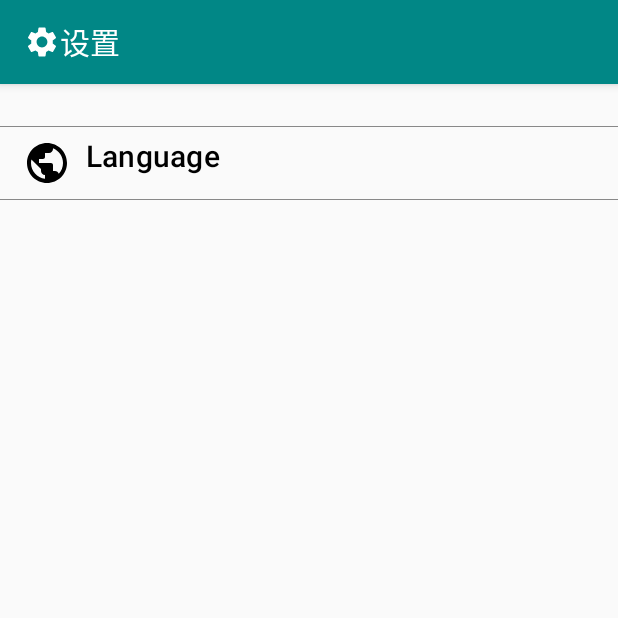
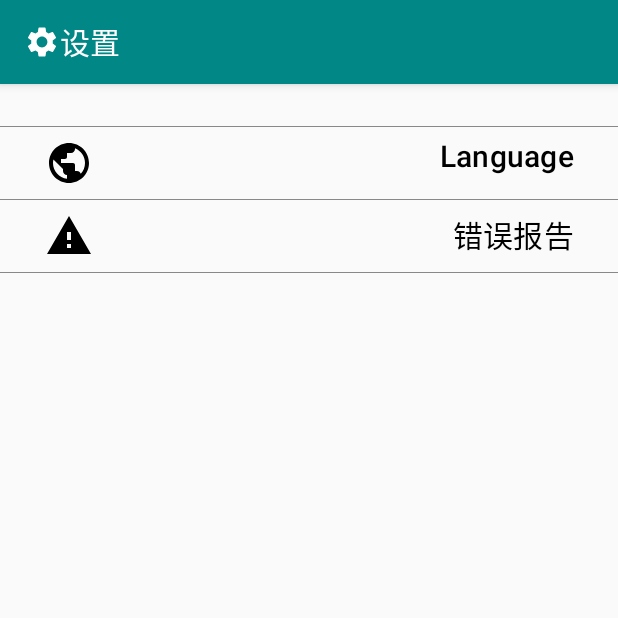
Before and after one commit to kenpeitai/GarbageSorter, an Android app built with Jetpack Compose: the fragment FragmentFour shown on its own in the app's theme, on a phone screen of 412 x 824 dp, the top half of it. Run offline under Robolectric (Android 15) with nearby library versions, the light colour scheme and no system bars; our stand-ins replace Room's generated code; 1 statement that could not run was skipped.

Commit message:
1.0 开发中 5/24 总进度100%,优化中

```diff
--- a/app/src/main/java/com/cqupt/garbagesorter/fragment/FragmentFour.kt
+++ b/app/src/main/java/com/cqupt/garbagesorter/fragment/FragmentFour.kt
@@ -4,6 +4,7 @@ import android.app.ActivityManager
 import android.content.Context
 import android.content.Intent
 import android.content.SharedPreferences
+import android.net.Uri
 import android.os.Bundle
 import android.preference.PreferenceManager
 import androidx.fragment.app.Fragment
@@ -23,6 +24,7 @@ import androidx.compose.ui.Modifier
 import androidx.compose.ui.graphics.Color
 import androidx.compose.ui.platform.ComposeView
 import androidx.compose.ui.res.painterResource
+import androidx.compose.ui.text.style.TextAlign
 import androidx.compose.ui.unit.dp
 import com.cqupt.garbagesorter.R
 import com.cqupt.garbagesorter.activity.locale.LocaleManager
@@ -92,12 +94,13 @@ class FragmentFour : Fragment() {
                             Icon(
                                 painter = painterResource(id = R.drawable.baseline_public_24),
                                 contentDescription = "",
-                                modifier = Modifier.padding(start = 15.dp)
+                                modifier = Modifier.padding(start = 30.dp)
                             )
                             Text(
                                 text = resources.getString(R.string.set_language),
-                                modifier = Modifier.padding(start = 10.dp),
-                                style = MaterialTheme.typography.h6
+                                modifier = Modifier.fillMaxWidth().padding(end = 30.dp),
+                                style = MaterialTheme.typography.h6,
+                                textAlign = TextAlign.Right
                             )
                         }
                         Divider(
@@ -105,6 +108,28 @@ class FragmentFour : Fragment() {
                             color = Color.Gray,
                             thickness = 0.5.dp
                         )
+                        Row(modifier = Modifier.fillMaxWidth().clickable {
+                           SendEmail()
+                        }) {
+                            Icon(
+                                painter = painterResource(id = R.drawable.baseline_report_problem_24),
+                                contentDescription = "",
+                                modifier = Modifier.padding(start = 30.dp)
+                            )
+                            Text(
+                                text = resources.getString(R.string.report),
+                                modifier = Modifier.fillMaxWidth().padding(end = 30.dp),
+                                style = MaterialTheme.typography.h6,
+                                textAlign = TextAlign.Right
+                            )
+                        }
+                        Divider(
+                            modifier = Modifier.padding(vertical = 8.dp),
+                            color = Color.Gray,
+                            thickness = 0.5.dp
+                        )
+
+
 
                     }
                     if (showDialog) {
@@ -172,6 +197,16 @@ class FragmentFour : Fragment() {
         }
     }
 
+    private fun SendEmail() {
+        val emailIntent = Intent(Intent.ACTION_SENDTO).apply {
+            data = Uri.parse("mailto:")
+            putExtra(Intent.EXTRA_EMAIL, arrayOf("2443595035@qq.com"))
+            putExtra(Intent.EXTRA_SUBJECT, "邮件主题:报错")
+            addFlags(Intent.FLAG_ACTIVITY_NEW_TASK)
+        }
+        startActivity(emailIntent)
+    }
+
     private fun setAppLocale(value: Locale) {
 
          sharedPref = requireContext().applicationContext.getSharedPreferences(
--- /dev/null
+++ b/app/src/main/res/drawable/baseline_report_problem_24.xml
@@ -0,0 +1,5 @@
+<vector android:height="32dp" android:tint="#E40113"
+    android:viewportHeight="24" android:viewportWidth="24"
+    android:width="32dp" xmlns:android="http://schemas.android.com/apk/res/android">
+    <path android:fillColor="@android:color/white" android:pathData="M1,21h22L12,2 1,21zM13,18h-2v-2h2v2zM13,14h-2v-4h2v4z"/>
+</vector>
--- a/app/src/main/res/values/strings.xml
+++ b/app/src/main/res/values/strings.xml
@@ -119,6 +119,9 @@
     <string name="title_activity_image_recognition" translatable="false">ImageRecognitionActivity</string>
     <string name="recognize_result">识别结果</string>
     <string name="predict_text">"预测结果为： "</string>
+    <string name="delete_collection">删除收藏</string>
+    <string name="reco_result_btn">查看详细</string>
+    <string name="report">错误报告</string>
 
 
 </resources>
```
Also changed, not shown: app/src/main/java/com/cqupt/garbagesorter/activity/ImageRecognitionActivity.kt (+8 -6 lines), app/src/main/java/com/cqupt/garbagesorter/activity/image/ImagePredictor.kt (+14 -6 lines), app/src/main/java/com/cqupt/garbagesorter/fragment/FragmentThree.kt (+60 -5 lines), 2 other files.
